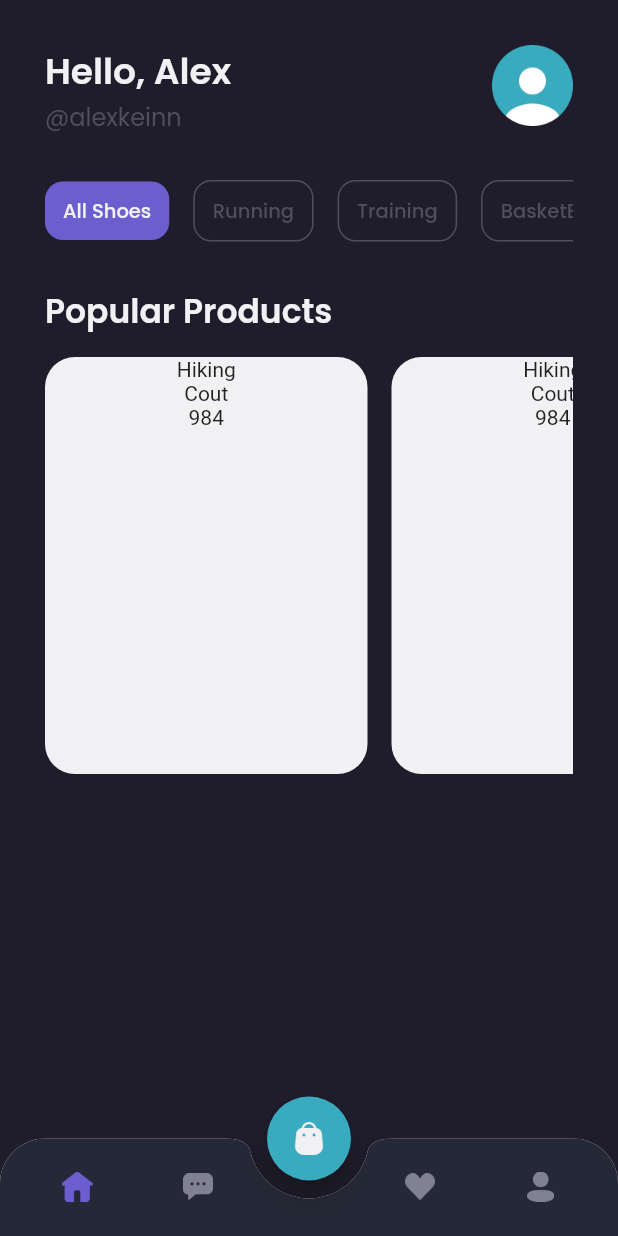
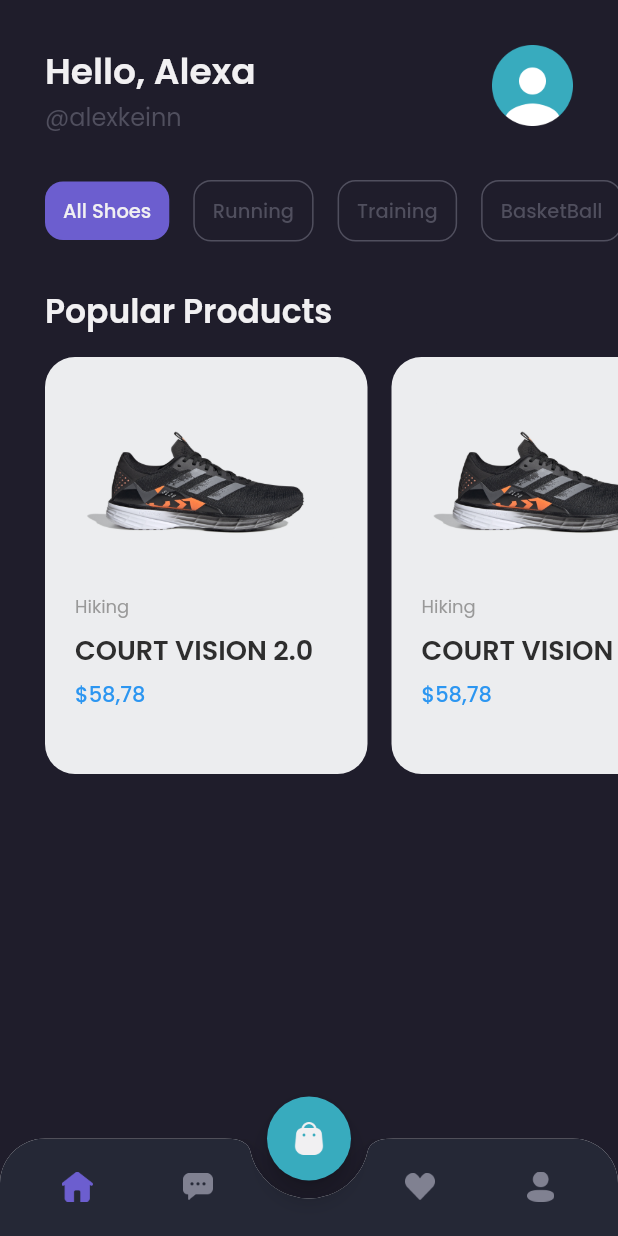
Before and after one commit to kevinrisqi/flutter-shamo, a Flutter app: the MainPage screen opened by its route, on a phone screen of 412 x 824 dp. Run offline on Flutter 3.47's test engine with Material 2 defaults, Android fonts, the phone set to English and light mode, and no system bars; our stand-ins replace google_fonts.

Commit message:
Create popular product in Home Page

```diff
--- a/lib/pages/home/home_page.dart
+++ b/lib/pages/home/home_page.dart
@@ -28,13 +28,13 @@ class popularProduct extends StatelessWidget {
     return Container(
       margin: EdgeInsets.only(
         top: 14,
-        right: defaultMargin,
         left: defaultMargin,
       ),
       child: SingleChildScrollView(
         scrollDirection: Axis.horizontal,
         child: Row(
           children: [
+            ProductCard(),
             ProductCard(),
             ProductCard(),
           ],
@@ -76,9 +76,7 @@ class categories extends StatelessWidget {
   @override
   Widget build(BuildContext context) {
     return Container(
-      margin: EdgeInsets.symmetric(
-        horizontal: defaultMargin,
-      ),
+      margin: EdgeInsets.only(left: defaultMargin),
       child: SingleChildScrollView(
         scrollDirection: Axis.horizontal,
         child: Row(
@@ -197,11 +195,12 @@ class header extends StatelessWidget {
         crossAxisAlignment: CrossAxisAlignment.start,
         mainAxisAlignment: MainAxisAlignment.spaceBetween,
         children: [
-          Column(
+          Expanded(
+            child: Column(
               crossAxisAlignment: CrossAxisAlignment.start,
               children: [
                 Text(
-                'Hello, Alex',
+                  'Hello, Alexa',
                   style: primaryTextStyle.copyWith(
                     fontSize: 24,
                     fontWeight: semiBold,
@@ -212,6 +211,7 @@ class header extends StatelessWidget {
                   style: subtitleTextStyle.copyWith(fontSize: 16),
                 ),
               ],
+            ),
           ),
           Container(
             width: 54,
--- a/lib/theme.dart
+++ b/lib/theme.dart
@@ -8,6 +8,7 @@ Color alertColor = const Color(0xffED6363);
 Color priceColor = const Color(0xff2C96F1);
 Color greyColor = const Color(0xff808191);
 Color transparentColor = Colors.transparent;
+Color blackColor = const Color(0xff2E2E2E);
 
 Color bgColor1 = const Color(0xff1F1D2B);
 Color bgColor2 = const Color(0xff2B2937);
@@ -37,6 +38,10 @@ TextStyle purpleTextStyle = GoogleFonts.poppins(
   color: primaryColor,
 );
 
+TextStyle blackTextStyle = GoogleFonts.poppins(
+  color: blackColor,
+);
+
 FontWeight light = FontWeight.w300;
 FontWeight regular = FontWeight.w400;
 FontWeight medium = FontWeight.w500;
--- a/lib/widgets/product_card.dart
+++ b/lib/widgets/product_card.dart
@@ -2,7 +2,7 @@ import 'package:flutter/material.dart';
 import 'package:shamo_flutter/theme.dart';
 
 class ProductCard extends StatelessWidget {
-  const ProductCard({ Key? key }) : super(key: key);
+  const ProductCard({Key? key}) : super(key: key);
 
   @override
   Widget build(BuildContext context) {
@@ -12,16 +12,53 @@ class ProductCard extends StatelessWidget {
         margin: EdgeInsets.only(right: 16),
         decoration: BoxDecoration(
           borderRadius: BorderRadius.circular(20),
-        color: primaryColorText,
-
+          color: const Color(0xffECEDEF),
+        ),
+        child: Padding(
+          padding: const EdgeInsets.only(
+            right: 20,
+            left: 20,
+            top: 30,
+            bottom: 20,
           ),
           child: Column(
+            crossAxisAlignment: CrossAxisAlignment.start,
             children: [
-          Text('Hiking'),
-          Text('Cout'),
-          Text('984'),
+              Image.asset(
+                'assets/image_popular1.png',
+              ),
+              SizedBox(
+                height: defaultMargin,
+              ),
+              Text(
+                'Hiking',
+                style: secondaryTextStyle.copyWith(
+                  fontSize: 12,
+                ),
+              ),
+              SizedBox(
+                height: 6,
+              ),
+              Text(
+                'COURT VISION 2.0',
+                style: blackTextStyle.copyWith(
+                  fontSize: 18,
+                  fontWeight: semiBold,
+                ),
+                overflow: TextOverflow.ellipsis,
+              ),
+              SizedBox(
+                height: 6,
+              ),
+              Text(
+                '\$58,78',
+                style: priceTextStyle.copyWith(
+                  fontSize: 14,
+                  fontWeight: medium,
+                ),
+              )
             ],
-      )
-    );
+          ),
+        ));
   }
 }
```
Also changed, not shown: assets/image_popular1.png (added), assets/image_popular2.png (added). Lines whose indentation alone changed are shown as unchanged.
